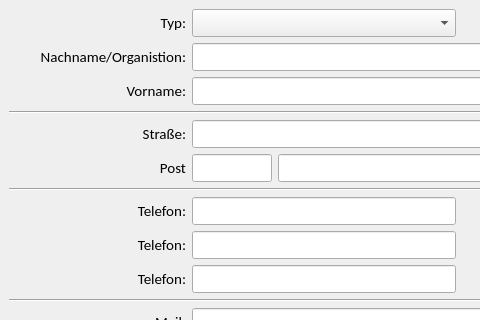
Before: the Qt Designer form core/scopes/kontakt/kontakt.ui in gidhoog/AlmGIS, drawn with Qt 5; both pictures show x 0 to 480 and y 0 to 320 of the 648 by 667 pixel window.
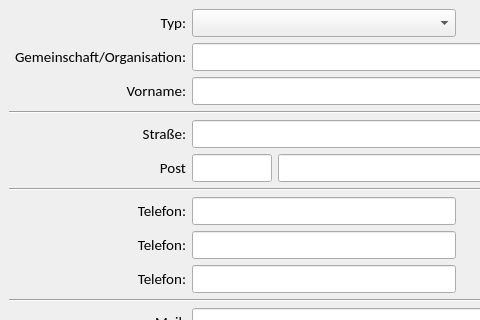
After: the same form once the commit is applied.

What changed in the file:
```diff
--- a/core/scopes/kontakt/kontakt.ui
+++ b/core/scopes/kontakt/kontakt.ui
@@ -170,7 +170,7 @@
          </font>
         </property>
         <property name="text">
-         <string>Nachname/Organistion:</string>
+         <string>Gemeinschaft/Organisation:</string>
         </property>
         <property name="alignment">
          <set>Qt::AlignRight|Qt::AlignTrailing|Qt::AlignVCenter</set>
```
Left out of the diff: 8 changed lines with no effect on the pictures.
